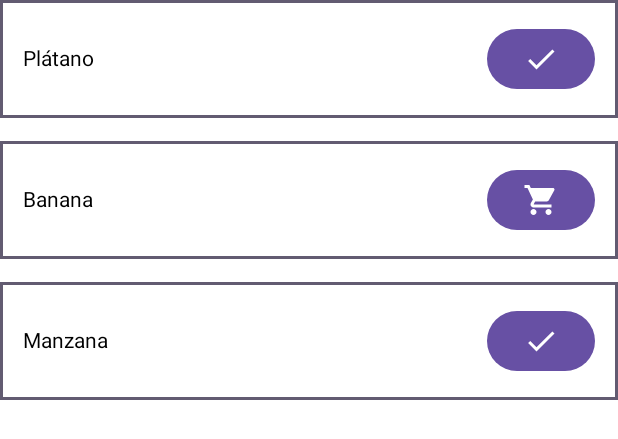
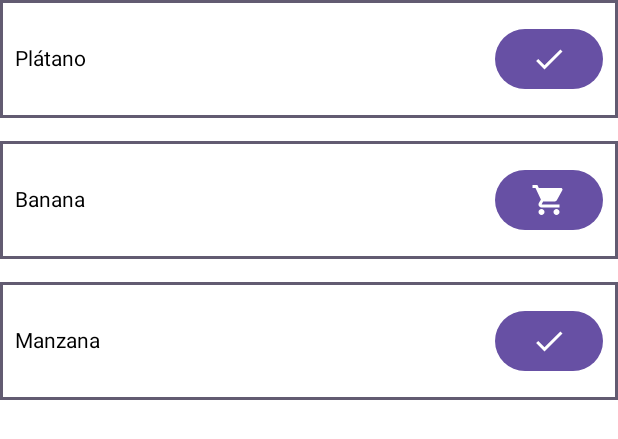
Before and after one commit to LuiggiPasacheL/Produra, an Android app built with Jetpack Compose: the @Preview function ProductListComponentPreview, on a phone screen of 412 x 824 dp. Shown: the top 439 px of the screen. Run offline under Robolectric (Android 15) with nearby library versions, the phone set to English and light mode, and no system bars.

```diff
--- a/app/src/main/java/com/example/produra/presentation/productList/components/ProductCard.kt
+++ b/app/src/main/java/com/example/produra/presentation/productList/components/ProductCard.kt
@@ -7,6 +7,7 @@ import androidx.compose.foundation.layout.Arrangement
 import androidx.compose.foundation.layout.Box
 import androidx.compose.foundation.layout.Column
 import androidx.compose.foundation.layout.Row
+import androidx.compose.foundation.layout.fillMaxSize
 import androidx.compose.foundation.layout.fillMaxWidth
 import androidx.compose.foundation.layout.padding
 import androidx.compose.material.icons.Icons
@@ -35,10 +36,13 @@ fun ProductCard(
     var showDetails by remember { mutableStateOf(false) }
 
     val alignment = Alignment.CenterVertically
-    Column {
+    Column(
+        modifier
+            .background(Color.White)
+            .fillMaxWidth()
+    ) {
         Row(
-            modifier
-                .background(Color.White)
+            modifier = Modifier
                 .fillMaxWidth()
                 .border(2.dp, MaterialTheme.colorScheme.secondary),
             verticalAlignment = alignment,
@@ -46,17 +50,25 @@ fun ProductCard(
         ) {
             Box(
                 Modifier
-                    .padding(15.dp, 15.dp, 15.dp, 15.dp)
-                    .clickable { showDetails = !showDetails }) {
+                    .clickable { showDetails = !showDetails }
+                    .fillMaxWidth(0.75f)
+                    .padding(10.dp, 15.dp, 100.dp, 15.dp)
+            ) {
                 Text(text = product.name)
             }
             Box {
-                Row(Modifier.padding(15.dp, 15.dp, 15.dp, 15.dp), verticalAlignment = alignment) {
+                Row(Modifier.padding(10.dp, 15.dp, 10.dp, 15.dp), verticalAlignment = alignment) {
                     Button(onClick = { toggleProductMustBePurchased(product) }) {
                         if (product.mustBePurchased) {
-                            Icon(imageVector = Icons.Default.Check, contentDescription = "Necesito comprar este producto")
+                            Icon(
+                                imageVector = Icons.Default.Check,
+                                contentDescription = "Necesito comprar este producto"
+                            )
                         } else {
-                            Icon(imageVector = Icons.Default.ShoppingCart, contentDescription = "Necesito comprar este producto")
+                            Icon(
+                                imageVector = Icons.Default.ShoppingCart,
+                                contentDescription = "Necesito comprar este producto"
+                            )
                         }
                     }
                 }
@@ -70,8 +82,14 @@ fun ProductCard(
 
 @Composable
 fun ProductDetails(product: Product) {
-    Box {
-        Text(text = product.description)
+    Box(
+        modifier = Modifier
+            .fillMaxSize()
+            .padding(10.dp)
+            .background(color = MaterialTheme.colorScheme.secondary)
+            .padding(20.dp)
+    ) {
+        Text(text = product.description, color = Color.White)
     }
 }
 
```
